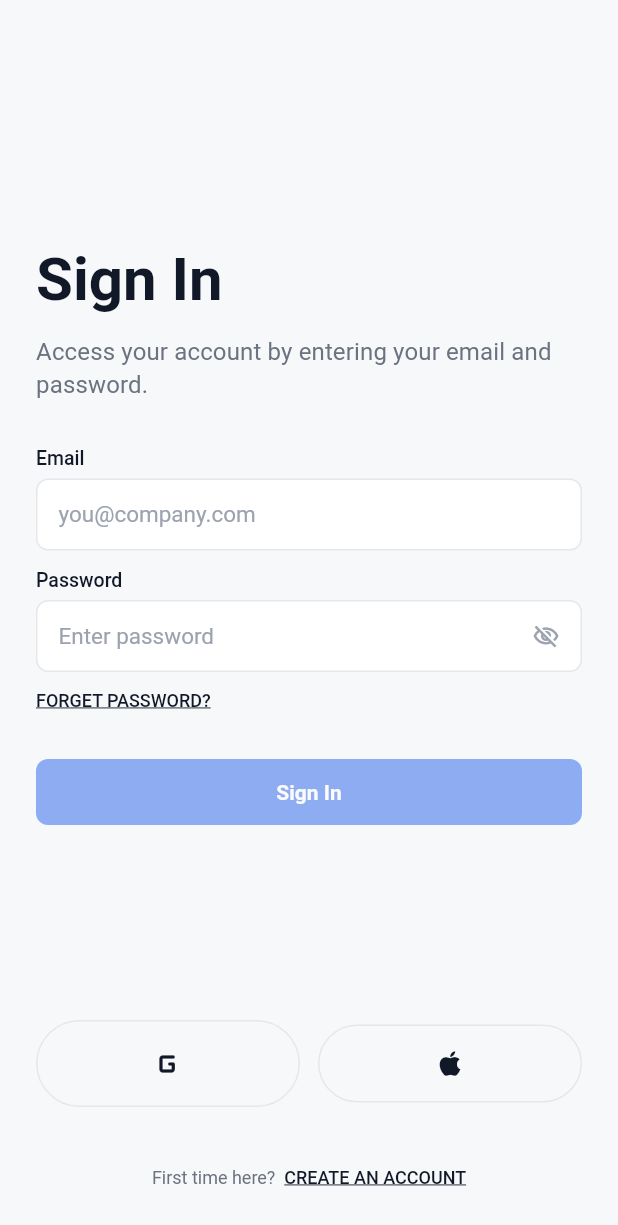
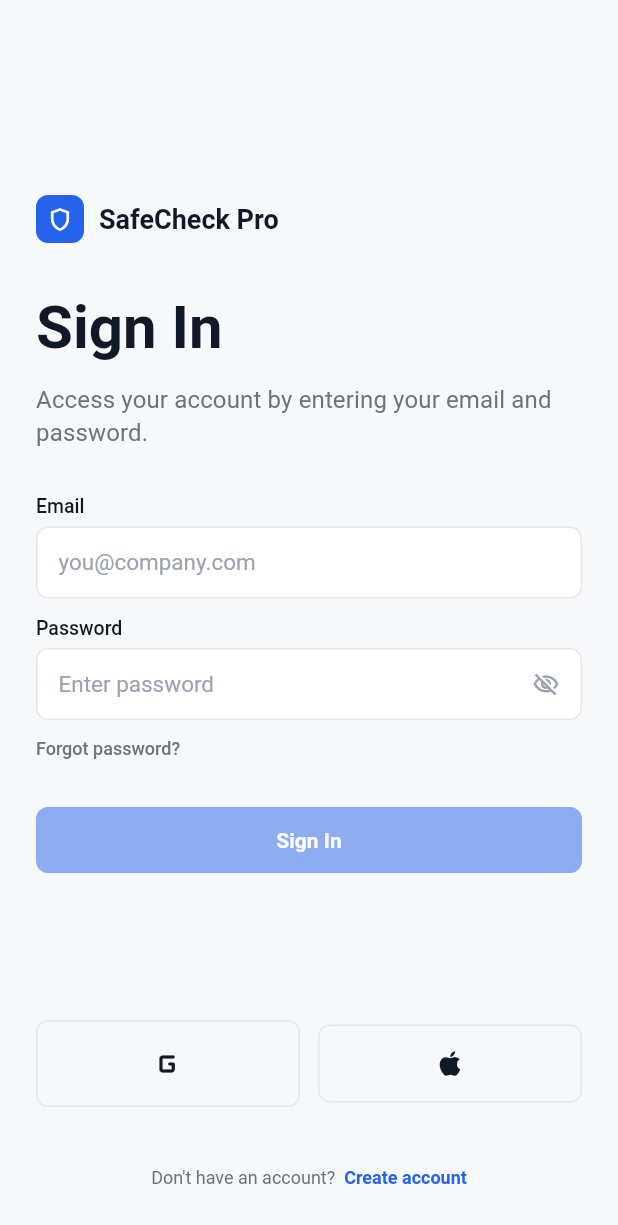
Before and after one commit to woferr02/inspectionapp, a Flutter app: the screen it shows after launch, on a phone screen of 412 x 824 dp. Shown: the top 1225 px of the screen. Run offline on Flutter 3.47's test engine with Material 3 defaults, Android fonts, the light colour scheme and no system bars; our stand-ins replace cloud_firestore, firebase_auth, firebase_core, fl_chart, google_sign_in, image_picker and 4 more; missing offline and left inert: hand_signature, mobile_scanner, purchases_flutter; accounts and stored records are empty.

Commit message:
fix: standardize all border radii to design tokens, polish login screen branding, fix copy
- Replace all hardcoded BorderRadius.circular(6/8/10/12) with AppRadius tokens
- Login: add SafeCheck Pro branding, fix social button radius (pill->md), fix Forgot password copy
- About: brand name consistency (SafeCheck Pro)
- Create account link: remove uppercase + underline, use primary color
- 13 files updated across screens

```diff
--- a/lib/screens/about_screen.dart
+++ b/lib/screens/about_screen.dart
@@ -75,7 +75,7 @@
                               width: 56,
                               height: 56,
                               decoration: BoxDecoration(
-                                borderRadius: BorderRadius.circular(8),
+                                borderRadius: BorderRadius.circular(AppRadius.md),
                                 color: AppColors.primary,
                               ),
                               child: const Center(
@@ -88,7 +88,7 @@
                             ),
                             const SizedBox(height: 16),
                             Text(
-                              "Safety Inspector",
+                              "SafeCheck Pro",
                               style: Theme.of(context).textTheme.titleLarge!.copyWith(
                                 fontWeight: FontWeight.w600,
                                 color: AppColors.textPrimary(context),
@@ -106,7 +106,7 @@
                       ),
                       const SizedBox(height: 32),
                       Text(
-                        "Built by SafeInspect Ltd",
+                        "Built by SafeCheck Ltd",
                         style: Theme.of(context).textTheme.bodySmall!.copyWith(
                           color: AppColors.textSecondary(context),
                         ),
--- a/lib/screens/compliance_screen.dart
+++ b/lib/screens/compliance_screen.dart
@@ -275,7 +275,7 @@
                     padding:
                         const EdgeInsets.symmetric(horizontal: 8, vertical: 3),
                     decoration: BoxDecoration(
-                      borderRadius: BorderRadius.circular(6),
+                      borderRadius: BorderRadius.circular(AppRadius.sm),
                       color: AppColors.primary.withValues(alpha: 0.1),
                     ),
                     child: Text(
@@ -360,7 +360,7 @@
                         padding: const EdgeInsets.symmetric(
                             horizontal: 10, vertical: 5),
                         decoration: BoxDecoration(
-                          borderRadius: BorderRadius.circular(6),
+                          borderRadius: BorderRadius.circular(AppRadius.sm),
                           color: AppColors.primary.withValues(alpha: 0.08),
                         ),
                         child: Text(
--- a/lib/screens/corrective_actions_screen.dart
+++ b/lib/screens/corrective_actions_screen.dart
@@ -160,7 +160,7 @@
         duration: const Duration(milliseconds: 180),
         padding: const EdgeInsets.symmetric(horizontal: 12, vertical: 6),
         decoration: BoxDecoration(
-          borderRadius: BorderRadius.circular(12),
+          borderRadius: BorderRadius.circular(AppRadius.xl),
           color: isActive
               ? activeColor.withValues(alpha: 0.12)
               : AppColors.surfaceColor(context),
@@ -318,7 +318,7 @@
                     padding:
                         const EdgeInsets.symmetric(horizontal: 12, vertical: 6),
                     decoration: BoxDecoration(
-                      borderRadius: BorderRadius.circular(6),
+                      borderRadius: BorderRadius.circular(AppRadius.sm),
                       color: AppColors.success.withValues(alpha: 0.1),
                     ),
                     child: Text(
@@ -343,7 +343,7 @@
                     padding:
                         const EdgeInsets.symmetric(horizontal: 12, vertical: 6),
                     decoration: BoxDecoration(
-                      borderRadius: BorderRadius.circular(6),
+                      borderRadius: BorderRadius.circular(AppRadius.sm),
                       color: AppColors.borderColor(context),
                     ),
                     child: Text(
--- a/lib/screens/inspection_complete_screen.dart
+++ b/lib/screens/inspection_complete_screen.dart
@@ -3,6 +3,7 @@
 import 'package:health_safety_inspection/models/inspection.dart';
 import 'package:health_safety_inspection/routes.dart';
 import 'package:health_safety_inspection/theme/app_colors.dart';
+import 'package:health_safety_inspection/widgets/app_layout.dart';
 import 'package:health_safety_inspection/widgets/primary_button.dart';
 import 'package:health_safety_inspection/widgets/secondary_button.dart';
 
@@ -150,7 +151,7 @@
                             vertical: 12,
                           ),
                           decoration: BoxDecoration(
-                            borderRadius: BorderRadius.circular(8),
+                            borderRadius: BorderRadius.circular(AppRadius.md),
                             color: _scoreColor(score).withValues(alpha: 0.1),
                           ),
                           child: Row(
--- a/lib/screens/inspection_summary_screen.dart
+++ b/lib/screens/inspection_summary_screen.dart
@@ -218,7 +218,7 @@
                               ? AppColors.success
                               : current.statusColor)
                           .withValues(alpha: 0.12),
-                      borderRadius: BorderRadius.circular(8),
+                      borderRadius: BorderRadius.circular(AppRadius.md),
                     ),
                     child: Icon(
                       isReported
--- a/lib/screens/join_org_screen.dart
+++ b/lib/screens/join_org_screen.dart
@@ -136,7 +136,7 @@
                                     height: 40,
                                     decoration: BoxDecoration(
                                       color: AppColors.primary.withValues(alpha: 0.1),
-                                      borderRadius: BorderRadius.circular(10),
+                                      borderRadius: BorderRadius.circular(AppRadius.md),
                                     ),
                                     child: Icon(
                                       Icons.business_rounded,
--- a/lib/screens/login_screen.dart
+++ b/lib/screens/login_screen.dart
@@ -188,7 +188,7 @@
   Future<void> _handleForgotPassword() async {
     final email = _emailController.text.trim();
     if (email.isEmpty) {
-      setState(() => _authError = 'Enter your email first, then tap Forget Password.');
+      setState(() => _authError = 'Enter your email first, then tap Forgot password.');
       return;
     }
     try {
@@ -234,7 +234,31 @@
                                   mainAxisSize: MainAxisSize.min,
                                   crossAxisAlignment: CrossAxisAlignment.start,
                                   children: [
-                                    // Title block
+                                    // Brand + Title block
+                                    Row(
+                                      children: [
+                                        Container(
+                                          width: 32,
+                                          height: 32,
+                                          decoration: BoxDecoration(
+                                            borderRadius: BorderRadius.circular(AppRadius.md),
+                                            color: AppColors.primary,
+                                          ),
+                                          child: const Center(
+                                            child: Icon(Icons.shield_outlined, size: 18, color: Colors.white),
+                                          ),
+                                        ),
+                                        const SizedBox(width: 10),
+                                        Text(
+                                          'SafeCheck Pro',
+                                          style: Theme.of(context).textTheme.titleMedium!.copyWith(
+                                            fontWeight: FontWeight.w600,
+                                            color: AppColors.textPrimary(context),
+                                          ),
+                                        ),
+                                      ],
+                                    ),
+                                    const SizedBox(height: 32),
                                     Text(
                                       'Sign In',
                                       style: Theme.of(context).extension<AppTextStyles>()!.displayHero.copyWith(
@@ -284,12 +308,10 @@
                                     Tappable(
                                       onTap: _handleForgotPassword,
                                       child: Text(
-                                        'FORGET PASSWORD?',
+                                        'Forgot password?',
                                         style: Theme.of(context).textTheme.labelMedium!.copyWith(
-                                          color: AppColors.textPrimary(context),
-                                          decoration: TextDecoration.underline,
-                                          decorationColor:
-                                              AppColors.textPrimary(context),
+                                          color: AppColors.textSecondary(context),
+                                          fontWeight: FontWeight.w500,
                                         ),
                                       ),
                                     ),
@@ -379,7 +401,7 @@
                                 mainAxisAlignment: MainAxisAlignment.center,
                                 children: [
                                   Text(
-                                    'First time here?  ',
+                                    "Don't have an account?  ",
                                     style: Theme.of(context).textTheme.labelMedium!.copyWith(
                                       fontWeight: FontWeight.w400,
                                       color: AppColors.textSecondary(context),
@@ -388,12 +410,10 @@
                                   Tappable(
                                     onTap: () => Navigator.pushNamed(context, Routes.createAccount),
                                     child: Text(
-                                      'CREATE AN ACCOUNT',
+                                      'Create account',
                                       style: Theme.of(context).textTheme.labelMedium!.copyWith(
-                                        color: AppColors.textPrimary(context),
-                                        decoration: TextDecoration.underline,
-                                        decorationColor:
-                                            AppColors.textPrimary(context),
+                                        color: AppColors.primary,
+                                        fontWeight: FontWeight.w600,
                                       ),
                                     ),
                                   ),
@@ -451,7 +471,7 @@
           color: _hovered
               ? AppColors.surfaceColor(context)
               : AppColors.backgroundColor(context),
-          borderRadius: BorderRadius.circular(999),
+          borderRadius: BorderRadius.circular(AppRadius.md),
           border: Border.all(
             color: AppColors.borderColor(context),
             width: 1,
--- a/lib/screens/onboarding_screen.dart
+++ b/lib/screens/onboarding_screen.dart
@@ -493,7 +493,7 @@
                   duration: const Duration(milliseconds: 150),
                   padding: const EdgeInsets.symmetric(horizontal: 16, vertical: 14),
                   decoration: BoxDecoration(
-                    borderRadius: BorderRadius.circular(8),
+                    borderRadius: BorderRadius.circular(AppRadius.md),
                     color: isSelected
                         ? AppColors.primary.withValues(alpha: 0.06)
                         : AppColors.surfaceColor(context),
@@ -649,7 +649,7 @@
         duration: const Duration(milliseconds: 150),
         padding: const EdgeInsets.symmetric(horizontal: 16, vertical: 14),
         decoration: BoxDecoration(
-          borderRadius: BorderRadius.circular(8),
+          borderRadius: BorderRadius.circular(AppRadius.md),
           color: isSelected
               ? AppColors.primary.withValues(alpha: 0.06)
               : AppColors.surfaceColor(context),
--- a/lib/screens/settings_screen.dart
+++ b/lib/screens/settings_screen.dart
@@ -179,7 +179,7 @@
                                                 horizontal: 8, vertical: 3),
                                             decoration: BoxDecoration(
                                               borderRadius:
-                                                  BorderRadius.circular(6),
+                                                  BorderRadius.circular(AppRadius.sm),
                                               color: tierColor
                                                   .withValues(alpha: 0.12),
                                             ),
@@ -632,7 +632,7 @@
         width: 44,
         height: 24,
         decoration: BoxDecoration(
-          borderRadius: BorderRadius.circular(8),
+          borderRadius: BorderRadius.circular(AppRadius.md),
           color: value ? AppColors.primary : AppColors.borderColor(context),
         ),
         child: AnimatedAlign(
--- a/lib/screens/site_detail_screen.dart
+++ b/lib/screens/site_detail_screen.dart
@@ -218,7 +218,7 @@
                                 padding: const EdgeInsets.all(12),
                                 decoration: BoxDecoration(
                                   color: AppColors.backgroundColor(context),
-                                  borderRadius: BorderRadius.circular(8),
+                                  borderRadius: BorderRadius.circular(AppRadius.md),
                                   border: Border.all(
                                     color: AppColors.borderColor(context),
                                     width: 1,
--- a/lib/screens/team_screen.dart
+++ b/lib/screens/team_screen.dart
@@ -122,7 +122,7 @@
                 width: 44,
                 height: 44,
                 decoration: BoxDecoration(
-                  borderRadius: BorderRadius.circular(8),
+                  borderRadius: BorderRadius.circular(AppRadius.md),
                   color: AppColors.primary.withValues(alpha: 0.1),
                 ),
                 child: Icon(Icons.business, color: AppColors.primary, size: 22),
--- a/lib/screens/template_builder_screen.dart
+++ b/lib/screens/template_builder_screen.dart
@@ -156,7 +156,7 @@
                         width: double.infinity,
                         padding: const EdgeInsets.symmetric(horizontal: 12),
                         decoration: BoxDecoration(
-                          borderRadius: BorderRadius.circular(10),
+                          borderRadius: BorderRadius.circular(AppRadius.md),
                           border:
                               Border.all(color: AppColors.borderColor(context)),
                           color: AppColors.surfaceColor(context),
```
Also changed, not shown: lib/screens/section_detail_screen.dart (+4 -4 lines), lib/screens/templates_screen.dart (+4 -4 lines).
